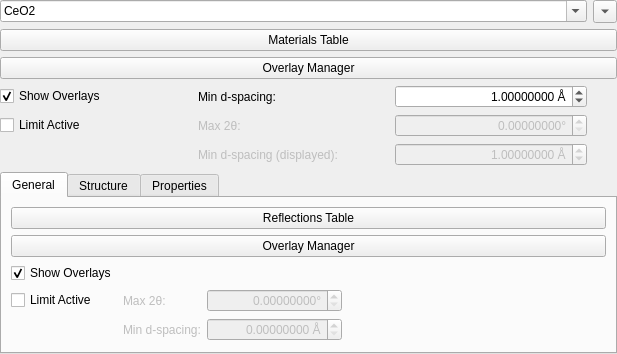
Above: hexrd/ui/resources/ui/materials_panel.ui from HEXRD/hexrdgui before the change. Below: the same form after it.
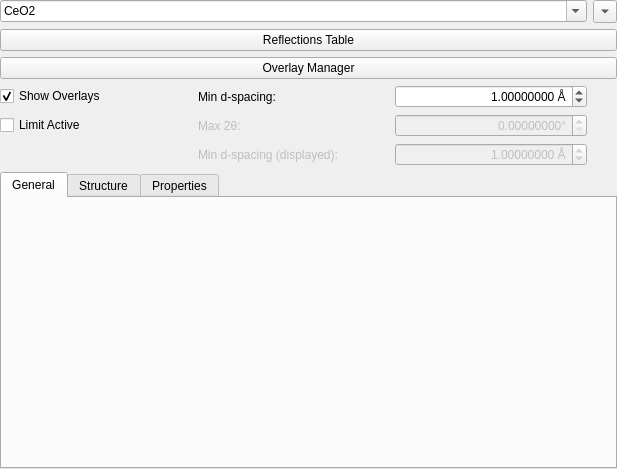
That is the form after the change. Custom widgets are drawn as their Qt base class.

Patch:
```diff
--- a/hexrd/ui/resources/ui/materials_panel.ui
+++ b/hexrd/ui/resources/ui/materials_panel.ui
@@ -7,7 +7,7 @@
     <x>0</x>
     <y>0</y>
     <width>617</width>
-    <height>271</height>
+    <height>469</height>
    </rect>
   </property>
   <layout class="QGridLayout" name="gridLayout_3">
@@ -106,146 +106,7 @@
          <string>General</string>
         </attribute>
         <layout class="QGridLayout" name="gridLayout">
-         <item row="4" column="2">
-          <widget class="ScientificDoubleSpinBox" name="min_d_spacing">
-           <property name="enabled">
-            <bool>false</bool>
-           </property>
-           <property name="toolTip">
-            <string>&lt;html&gt;&lt;head/&gt;&lt;body&gt;&lt;p&gt;The minimum d spacing for the HKLs.&lt;/p&gt;&lt;/body&gt;&lt;/html&gt;</string>
-           </property>
-           <property name="alignment">
-            <set>Qt::AlignRight|Qt::AlignTrailing|Qt::AlignVCenter</set>
-           </property>
-           <property name="keyboardTracking">
-            <bool>false</bool>
-           </property>
-           <property name="suffix">
-            <string> Å</string>
-           </property>
-           <property name="decimals">
-            <number>8</number>
-           </property>
-           <property name="maximum">
-            <double>1000000.000000000000000</double>
-           </property>
-           <property name="singleStep">
-            <double>0.100000000000000</double>
-           </property>
-          </widget>
-         </item>
-         <item row="2" column="0">
-          <widget class="QCheckBox" name="show_overlays">
-           <property name="toolTip">
-            <string>&lt;html&gt;&lt;head/&gt;&lt;body&gt;&lt;p&gt;Display overlays in the canvas for each material&lt;/p&gt;&lt;/body&gt;&lt;/html&gt;</string>
-           </property>
-           <property name="text">
-            <string>Show Overlays</string>
-           </property>
-           <property name="checked">
-            <bool>true</bool>
-           </property>
-          </widget>
-         </item>
-         <item row="3" column="1">
-          <widget class="QLabel" name="max_tth_label">
-           <property name="enabled">
-            <bool>false</bool>
-           </property>
-           <property name="text">
-            <string>Max 2θ:</string>
-           </property>
-          </widget>
-         </item>
-         <item row="3" column="3">
-          <spacer name="horizontalSpacer_2">
-           <property name="orientation">
-            <enum>Qt::Horizontal</enum>
-           </property>
-           <property name="sizeHint" stdset="0">
-            <size>
-             <width>32</width>
-             <height>20</height>
-            </size>
-           </property>
-          </spacer>
-         </item>
-         <item row="3" column="0">
-          <widget class="QCheckBox" name="limit_active">
-           <property name="toolTip">
-            <string>&lt;html&gt;&lt;head/&gt;&lt;body&gt;&lt;p&gt;Limit the allowed HKLs with the max 2θ or the minimum d spacing.&lt;/p&gt;&lt;/body&gt;&lt;/html&gt;</string>
-           </property>
-           <property name="text">
-            <string>Limit Active</string>
-           </property>
-          </widget>
-         </item>
-         <item row="1" column="0" colspan="4">
-          <widget class="QPushButton" name="show_overlay_manager">
-           <property name="text">
-            <string>Overlay Manager</string>
-           </property>
-          </widget>
-         </item>
-         <item row="0" column="0" colspan="4">
-          <widget class="QPushButton" name="show_reflections_table">
-           <property name="text">
-            <string>Reflections Table</string>
-           </property>
-          </widget>
-         </item>
-         <item row="4" column="1">
-          <widget class="QLabel" name="min_d_spacing_label">
-           <property name="enabled">
-            <bool>false</bool>
-           </property>
-           <property name="text">
-            <string>Min d-spacing:</string>
-           </property>
-          </widget>
-         </item>
-         <item row="3" column="2">
-          <widget class="ScientificDoubleSpinBox" name="max_tth">
-           <property name="enabled">
-            <bool>false</bool>
-           </property>
-           <property name="toolTip">
-            <string>&lt;html&gt;&lt;head/&gt;&lt;body&gt;&lt;p&gt;The max 2θ for the HKLs.&lt;/p&gt;&lt;/body&gt;&lt;/html&gt;</string>
-           </property>
-           <property name="alignment">
-            <set>Qt::AlignRight|Qt::AlignTrailing|Qt::AlignVCenter</set>
-           </property>
-           <property name="keyboardTracking">
-            <bool>false</bool>
-           </property>
-           <property name="suffix">
-            <string>°</string>
-           </property>
-           <property name="decimals">
-            <number>8</number>
-           </property>
-           <property name="maximum">
-            <double>1000000.000000000000000</double>
-           </property>
-           <property name="singleStep">
-            <double>0.100000000000000</double>
-           </property>
-          </widget>
-         </item>
-         <item row="4" column="3">
-          <spacer name="horizontalSpacer_3">
-           <property name="orientation">
-            <enum>Qt::Horizontal</enum>
-           </property>
-           <property name="sizeHint" stdset="0">
-            <size>
-             <width>32</width>
-             <height>20</height>
-            </size>
-           </property>
-          </spacer>
-         </item>
-         <item row="5" column="0" colspan="4">
+         <item row="0" column="0" colspan="2">
           <layout class="QVBoxLayout" name="material_editor_layout"/>
          </item>
         </layout>
@@ -304,9 +165,9 @@
       </widget>
      </item>
      <item row="2" column="0" colspan="4">
-      <widget class="QPushButton" name="show_materials_table">
+      <widget class="QPushButton" name="show_reflections_table">
        <property name="text">
-        <string>Materials Table</string>
+        <string>Reflections Table</string>
        </property>
       </widget>
      </item>
```
Left out of the diff: 1 changed line with no effect on the pictures.
